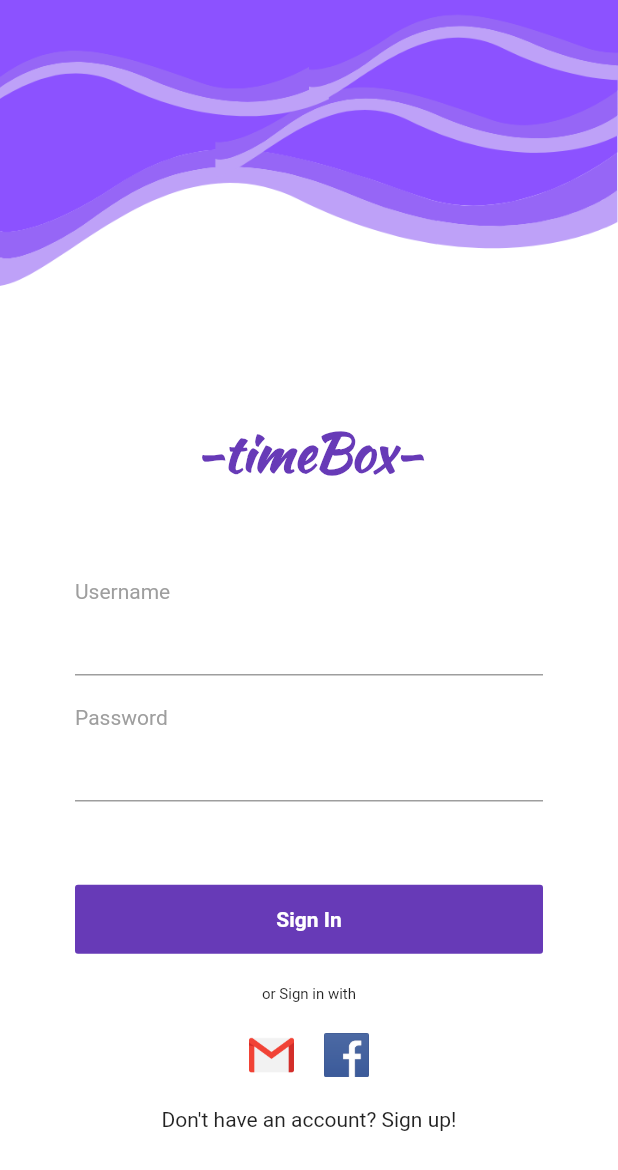
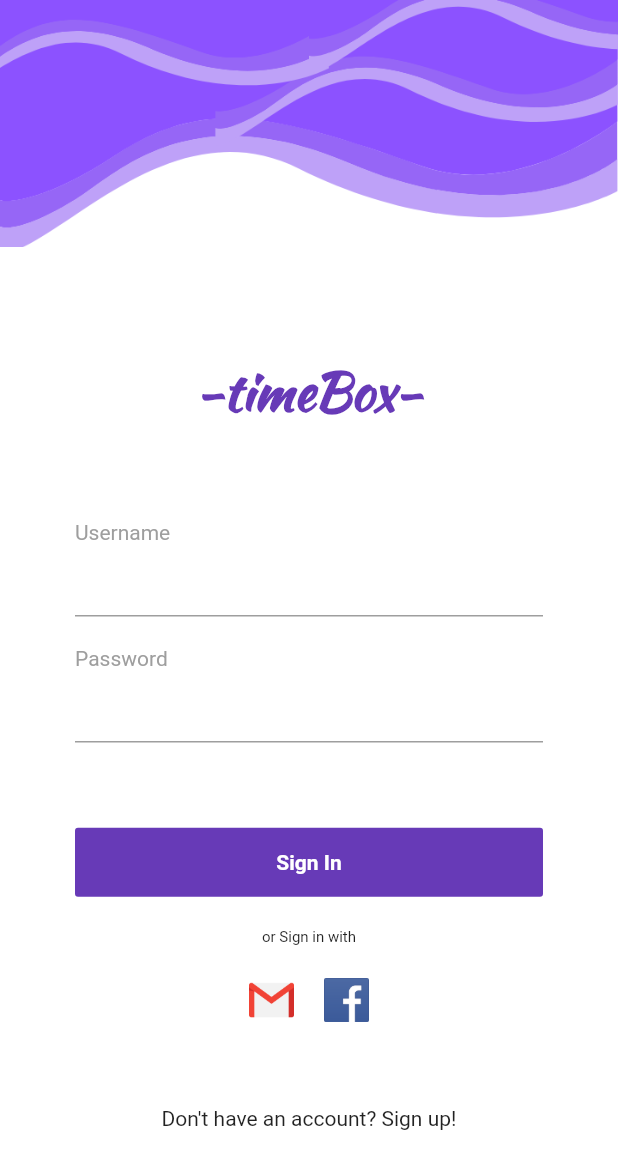
Before and after one commit to DauntlessDev/Time-Box, a Flutter app: the screen it shows after launch, on a phone screen of 412 x 824 dp. Shown: the top 1170 px of the screen. Run offline on Flutter 3.47's test engine with Material 2 defaults, Android fonts, the phone set to English and light mode, and no system bars; missing offline and left inert: flutter_statusbarcolor.

Commit message:
adjust login screen ui

```diff
--- a/lib/screens/login_page.dart
+++ b/lib/screens/login_page.dart
@@ -20,7 +20,7 @@ class LoginPage extends StatelessWidget {
                 ),
               ),
               Expanded(
-                flex: 3,
+                flex: 4,
                 child: Padding(
                   padding: const EdgeInsets.all(50.0),
                   child: Column(
@@ -91,6 +91,7 @@ class LoginPage extends StatelessWidget {
                               height: 30),
                         ],
                       ),
+                      SizedBox(height: 15),
                       Text('Don\'t have an account? Sign up!'),
                     ],
                   ),
```
